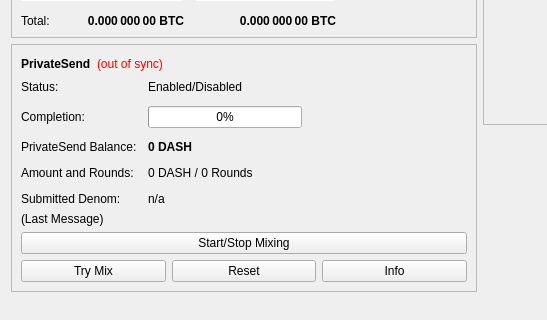
Before: the Qt Designer form src/qt/forms/overviewpage.ui in HashTalt/dash, drawn with Qt 5; both pictures show x 0 to 547 and y 178 to 498 of the 960 by 585 pixel window.
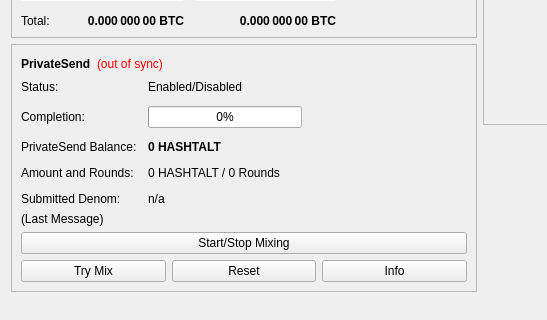
After: the same form once the commit is applied.

The edit to the form file:
```diff
--- a/src/qt/forms/overviewpage.ui
+++ b/src/qt/forms/overviewpage.ui
@@ -514,7 +514,7 @@
                </font>
               </property>
               <property name="text">
-               <string notr="true">0 DASH</string>
+               <string notr="true">0 HASHTALT</string>
               </property>
              </widget>
             </item>
@@ -528,7 +528,7 @@
             <item row="3" column="1">
              <widget class="QLabel" name="labelAmountRounds">
               <property name="text">
-               <string>0 DASH / 0 Rounds</string>
+               <string>0 HASHTALT / 0 Rounds</string>
               </property>
              </widget>
             </item>
```
